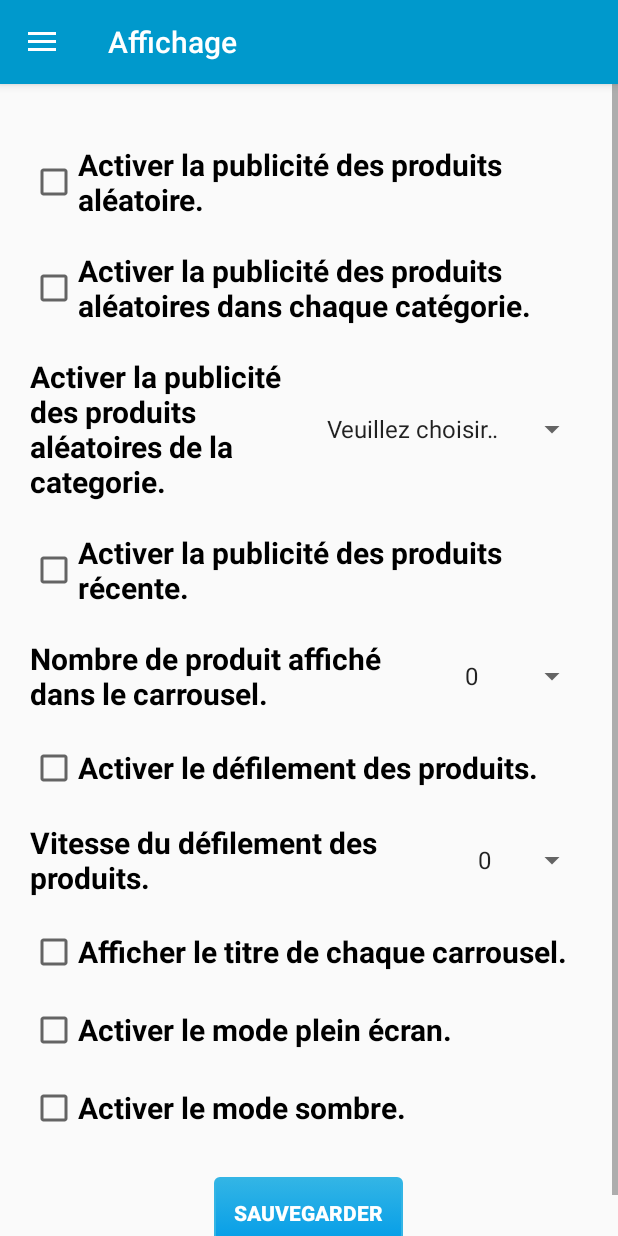
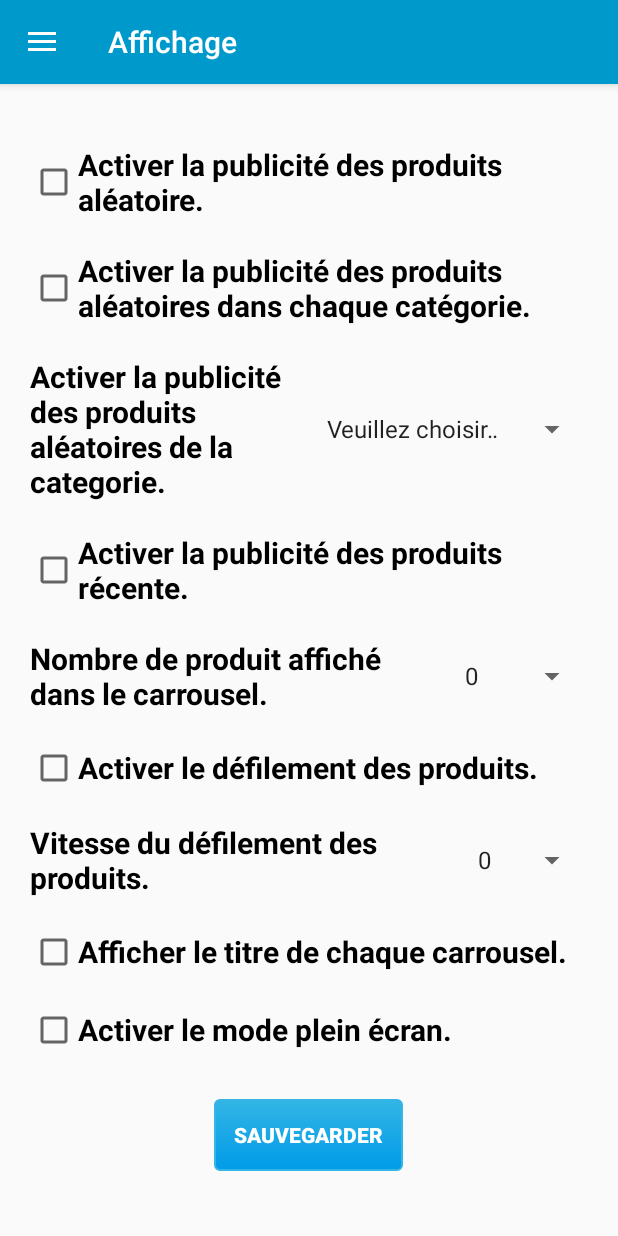
Before and after one commit to JDevs10/iScreen, an Android app: the fragment Parametre placed in its activity, on a phone screen of 412 x 824 dp. Run offline under Robolectric (Android 15) with nearby library versions, the light colour scheme and no system bars; our stand-ins replace Picasso, Room's generated code; pictures from the network do not load; 42 statements that could not run were skipped.

```diff
--- a/Application/iScreen/app/src/main/java/com/example/iscreen/database/AppDatabase.java
+++ b/Application/iScreen/app/src/main/java/com/example/iscreen/database/AppDatabase.java
@@ -23,7 +23,7 @@ import com.example.iscreen.database.entity.ProduitEntry;
  */
 
 @Database(entities = {ServerEntry.class, TokenEntry.class, UserEntry.class, Configuration.class, ProduitEntry.class, CategorieEntry.class},
-        version = 10,
+        version = 9,
         exportSchema = false)
 public abstract class AppDatabase extends RoomDatabase {
     private final String TAG = AppDatabase.class.getSimpleName();
--- a/Application/iScreen/app/src/main/java/com/example/iscreen/pages/Loading.java
+++ b/Application/iScreen/app/src/main/java/com/example/iscreen/pages/Loading.java
@@ -632,7 +632,6 @@ public class Loading extends AppCompatActivity implements OnInternauteLoginCompl
         dbConfig.setCarouselSpeed(15);
         dbConfig.setShowCarouselTitle(true);
         dbConfig.setFullScreenMode(false);
-        dbConfig.setDarkMode(false);
 
         db.configurationDao().deleteAllConfig();
         db.configurationDao().insertConfig(dbConfig);
--- a/Application/iScreen/app/src/main/java/com/example/iscreen/pages/home/fragments/Parametre.java
+++ b/Application/iScreen/app/src/main/java/com/example/iscreen/pages/home/fragments/Parametre.java
@@ -41,7 +41,7 @@ public class Parametre extends Fragment {
     private Configuration currentConfig, saveConfig;
     private AppDatabase db;
 
-    private CheckBox random_cb, randomCat_cb, recentProducts_cb, carouselSlide_cb, carouselTitles_cb, fullScreeMode_cb, darkMode_cb;
+    private CheckBox random_cb, randomCat_cb, recentProducts_cb, carouselSlide_cb, carouselTitles_cb, fullScreeMode_cb;
     private Spinner randomCat_x_sp, nbProduct_sp, carouselSpeed_sp;
     private Button save_btn;
 
@@ -73,7 +73,6 @@ public class Parametre extends Fragment {
         carouselSpeed_sp = view.findViewById(R.id.fragment_config_carouselSpeed);
         carouselTitles_cb = view.findViewById(R.id.fragment_config_carouselTitles_cb);
         fullScreeMode_cb = view.findViewById(R.id.fragment_config_fullScreeMode_cb);
-        darkMode_cb = view.findViewById(R.id.fragment_config_darkMode_cb);
 
         save_btn = view.findViewById(R.id.fragment_config_save_btn);
 
@@ -154,15 +153,6 @@ public class Parametre extends Fragment {
                 db.configurationDao().updateConfig(currentConfig);
                 displayCurrentConfig(currentConfig);
                 new IScreenUtility().fullScreenMode(mContext, getActivity());
-            }
-        });
-
-        darkMode_cb.setOnCheckedChangeListener(new CompoundButton.OnCheckedChangeListener() {
-            @Override
-            public void onCheckedChanged(CompoundButton buttonView, boolean isChecked) {
-                currentConfig.setDarkMode(isChecked);
-                db.configurationDao().updateConfig(currentConfig);
-                displayCurrentConfig(currentConfig);
             }
         });
 
@@ -247,7 +237,6 @@ public class Parametre extends Fragment {
         carouselSlide_cb.setChecked(config.isCarouselSlide());
         carouselTitles_cb.setChecked(config.isShowCarouselTitle());
         fullScreeMode_cb.setChecked(config.isFullScreenMode());
-        darkMode_cb.setChecked(config.isDarkMode());
 
         randomCat_x_sp.setSelection(setSelectedCategory(config.getRandomCategoryX()));
         nbProduct_sp.setSelection(setSelectedSize(config.getCarouselSize()));
--- a/Application/iScreen/app/src/main/res/layout/custom_catalog_item.xml
+++ b/Application/iScreen/app/src/main/res/layout/custom_catalog_item.xml
@@ -25,7 +25,7 @@
             android:layout_height="match_parent"
             android:text="Product Name mmmmmmmmmmmmmmmm"
             android:textColor="@android:color/black"
-            android:textSize="20dp"
+            android:textSize="30dp"
             android:textStyle="bold"
             android:layout_weight="1"/>
         <TextView
@@ -34,7 +34,7 @@
             android:layout_height="match_parent"
             android:text="$19.9"
             android:textColor="@android:color/holo_red_dark"
-            android:textSize="20dp"
+            android:textSize="30dp"
             android:textStyle="bold"
             android:gravity="center"
             android:layout_weight="1"/>
--- a/Application/iScreen/app/src/main/res/layout/fragment_catalog.xml
+++ b/Application/iScreen/app/src/main/res/layout/fragment_catalog.xml
@@ -11,8 +11,7 @@
     <LinearLayout
         android:layout_width="match_parent"
         android:layout_height="wrap_content"
-        android:orientation="vertical"
-        android:background="@android:color/black">
+        android:orientation="vertical">
 
         <LinearLayout
             android:layout_width="match_parent"
--- a/Application/iScreen/app/src/main/res/layout/fragment_config.xml
+++ b/Application/iScreen/app/src/main/res/layout/fragment_config.xml
@@ -131,15 +131,6 @@
                 android:textColor="@android:color/black"
                 android:textStyle="bold"
                 android:layout_margin="10dp"/>
-            <CheckBox
-                android:id="@+id/fragment_config_darkMode_cb"
-                android:layout_width="match_parent"
-                android:layout_height="wrap_content"
-                android:text="Activer le mode sombre."
-                android:textSize="20dp"
-                android:textColor="@android:color/black"
-                android:textStyle="bold"
-                android:layout_margin="10dp"/>
             <Button
                 android:id="@+id/fragment_config_save_btn"
                 android:layout_width="wrap_content"
```
Also changed, not shown: Application/iScreen/app/src/main/java/com/example/iscreen/adapter/ProductAdapter.java (+22 -2 lines), Application/iScreen/app/src/main/java/com/example/iscreen/database/entity/Configuration.java (+0 -9 lines), Application/iScreen/app/src/main/java/com/example/iscreen/interfaces/OnItemClickListener.java (added, +9 -0 lines), Application/iScreen/app/src/main/java/com/example/iscreen/pages/home/fragments/Affichage.java (+37 -7 lines), Application/iScreen/app/src/main/java/com/example/iscreen/utility/IScreenUtility.java (+1 -12 lines).
